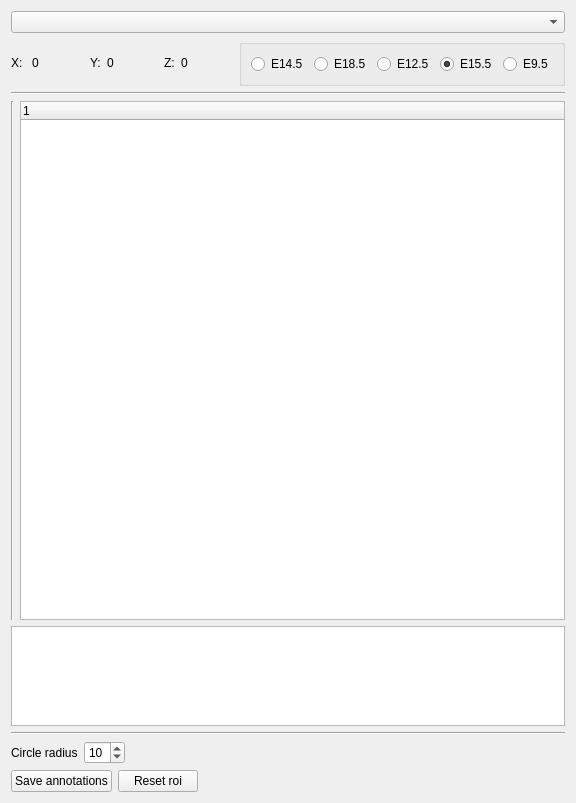
First picture: the form in vpv/ui/views/ui_annotations.ui, repository VCCRI/vpv, before the edit.
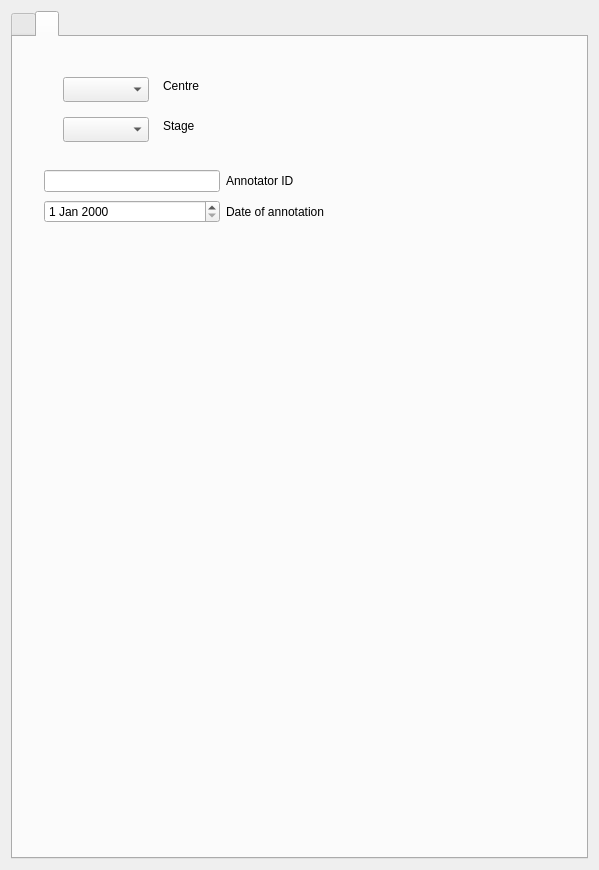
Second picture: the form after the edit. Icons and pictures are not drawn.

The edit to the form file:
```diff
--- a/vpv/ui/views/ui_annotations.ui
+++ b/vpv/ui/views/ui_annotations.ui
@@ -6,8 +6,8 @@
    <rect>
     <x>0</x>
     <y>0</y>
-    <width>576</width>
-    <height>803</height>
+    <width>599</width>
+    <height>870</height>
    </rect>
   </property>
   <property name="minimumSize">
@@ -21,6 +21,33 @@
   </property>
   <layout class="QVBoxLayout" name="verticalLayout_17">
    <item>
+    <widget class="QTabWidget" name="tabWidgetOptions">
+     <property name="tabPosition">
+      <enum>QTabWidget::North</enum>
+     </property>
+     <property name="tabShape">
+      <enum>QTabWidget::Rounded</enum>
+     </property>
+     <property name="currentIndex">
+      <number>1</number>
+     </property>
+     <widget class="QWidget" name="tab_3">
+      <attribute name="icon">
+       <iconset resource="../../resources/resources.qrc">
+        <normaloff>:/icons/green_view.png</normaloff>:/icons/green_view.png</iconset>
+      </attribute>
+      <attribute name="title">
+       <string/>
+      </attribute>
+      <widget class="QWidget" name="layoutWidget">
+       <property name="geometry">
+        <rect>
+         <x>0</x>
+         <y>10</y>
+         <width>581</width>
+         <height>617</height>
+        </rect>
+       </property>
     <layout class="QVBoxLayout" name="verticalLayout">
      <item>
       <widget class="QComboBox" name="comboBoxAnnotationsVolumes"/>
@@ -294,9 +321,101 @@
       <layout class="QVBoxLayout" name="verticalLayout_16"/>
      </item>
     </layout>
-   </item>
-  </layout>
- </widget>
- <resources/>
+      </widget>
+     </widget>
+     <widget class="QWidget" name="tab_4">
+      <attribute name="icon">
+       <iconset resource="../../resources/resources.qrc">
+        <normaloff>:/icons/settings.png</normaloff>:/icons/settings.png</iconset>
+      </attribute>
+      <attribute name="title">
+       <string/>
+      </attribute>
+      <widget class="QComboBox" name="comboBox">
+       <property name="geometry">
+        <rect>
+         <x>50</x>
+         <y>40</y>
+         <width>86</width>
+         <height>25</height>
+        </rect>
+       </property>
+      </widget>
+      <widget class="QLabel" name="label_4">
+       <property name="geometry">
+        <rect>
+         <x>150</x>
+         <y>40</y>
+         <width>67</width>
+         <height>17</height>
+        </rect>
+       </property>
+       <property name="text">
+        <string>Centre</string>
+       </property>
+      </widget>
+      <widget class="QComboBox" name="comboBox_2">
+       <property name="geometry">
+        <rect>
+         <x>50</x>
+         <y>80</y>
+         <width>86</width>
+         <height>25</height>
+        </rect>
+       </property>
+      </widget>
+      <widget class="QLabel" name="label_5">
+       <property name="geometry">
+        <rect>
+         <x>150</x>
+         <y>80</y>
+         <width>67</width>
+         <height>17</height>
+        </rect>
+       </property>
+       <property name="text">
+        <string>Stage</string>
+       </property>
+      </widget>
+      <widget class="QWidget" name="">
+       <property name="geometry">
+        <rect>
+         <x>31</x>
+         <y>131</y>
+         <width>280</width>
+         <height>59</height>
+        </rect>
+       </property>
+       <layout class="QGridLayout" name="gridLayout">
+        <item row="0" column="0">
+         <widget class="QLineEdit" name="lineEditAnnotatorId"/>
+        </item>
+        <item row="0" column="1">
+         <widget class="QLabel" name="label">
+          <property name="text">
+           <string>Annotator ID</string>
+          </property>
+         </widget>
+        </item>
+        <item row="1" column="1">
+         <widget class="QLabel" name="label_3">
+          <property name="text">
+           <string>Date of annotation</string>
+          </property>
+         </widget>
+        </item>
+        <item row="1" column="0">
+         <widget class="QDateEdit" name="dateEdit"/>
+        </item>
+       </layout>
+      </widget>
+     </widget>
+    </widget>
+   </item>
+  </layout>
+ </widget>
+ <resources>
+  <include location="../../resources/resources.qrc"/>
+ </resources>
  <connections/>
 </ui>
```
Left out of the diff: 6 changed lines with no effect on the pictures. Lines whose indentation alone changed are shown as unchanged.
